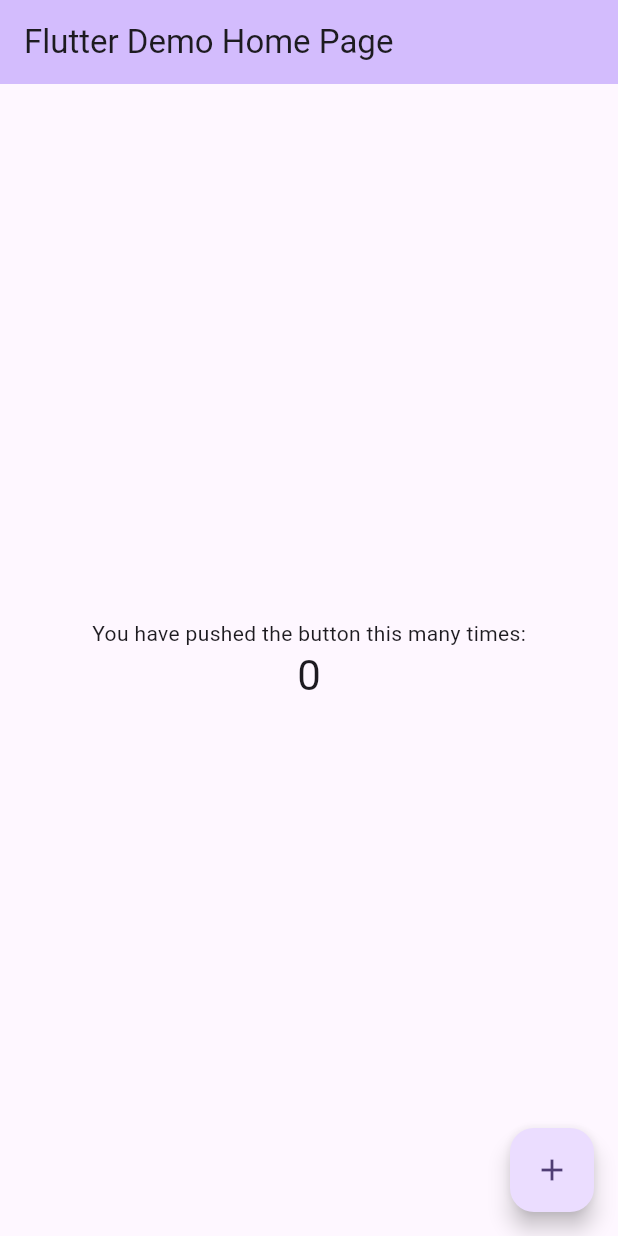
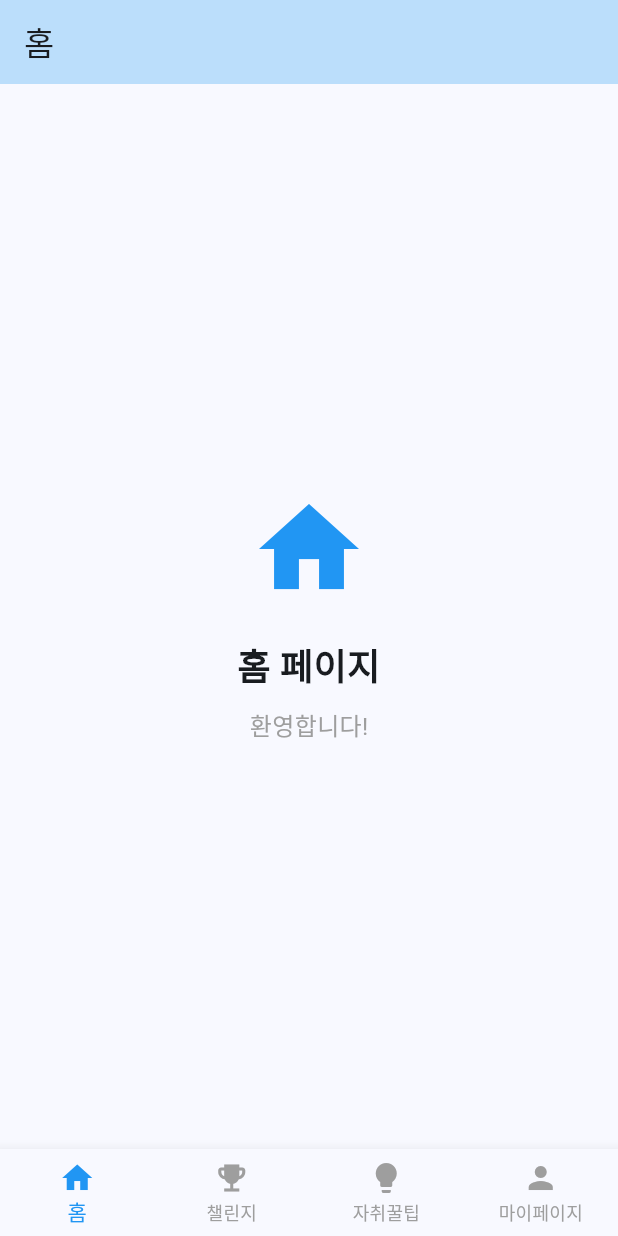
Before and after one commit to IIPA-K-PasS/FE, a Flutter app: the screen it shows after launch, on a phone screen of 412 x 824 dp. Run offline on Flutter 3.47's test engine with Material 3 defaults, Android fonts, the phone set to English and light mode, and no system bars.

Commit message:
feat:바텀바 구현 완료

```diff
--- a/lib/main.dart
+++ b/lib/main.dart
@@ -1,4 +1,8 @@
 import 'package:flutter/material.dart';
+import 'pages/home_page.dart';
+import 'pages/challenge_page.dart';
+import 'pages/tips_page.dart';
+import 'pages/profile_page.dart';
 
 void main() {
   runApp(const MyApp());
@@ -7,119 +11,71 @@ void main() {
 class MyApp extends StatelessWidget {
   const MyApp({super.key});
 
-  // This widget is the root of your application.
   @override
   Widget build(BuildContext context) {
     return MaterialApp(
-      title: 'Flutter Demo',
+      title: 'Billow',
       theme: ThemeData(
-        // This is the theme of your application.
-        //
-        // TRY THIS: Try running your application with "flutter run". You'll see
-        // the application has a purple toolbar. Then, without quitting the app,
-        // try changing the seedColor in the colorScheme below to Colors.green
-        // and then invoke "hot reload" (save your changes or press the "hot
-        // reload" button in a Flutter-supported IDE, or press "r" if you used
-        // the command line to start the app).
-        //
-        // Notice that the counter didn't reset back to zero; the application
-        // state is not lost during the reload. To reset the state, use hot
-        // restart instead.
-        //
-        // This works for code too, not just values: Most code changes can be
-        // tested with just a hot reload.
-        colorScheme: ColorScheme.fromSeed(seedColor: Colors.deepPurple),
+        colorScheme: ColorScheme.fromSeed(seedColor: Colors.blue),
         useMaterial3: true,
       ),
-      home: const MyHomePage(title: 'Flutter Demo Home Page'),
+      home: const MainNavigationPage(),
     );
   }
 }
 
-class MyHomePage extends StatefulWidget {
-  const MyHomePage({super.key, required this.title});
-
-  // This widget is the home page of your application. It is stateful, meaning
-  // that it has a State object (defined below) that contains fields that affect
-  // how it looks.
-
-  // This class is the configuration for the state. It holds the values (in this
-  // case the title) provided by the parent (in this case the App widget) and
-  // used by the build method of the State. Fields in a Widget subclass are
-  // always marked "final".
-
-  final String title;
+class MainNavigationPage extends StatefulWidget {
+  const MainNavigationPage({super.key});
 
   @override
-  State<MyHomePage> createState() => _MyHomePageState();
+  State<MainNavigationPage> createState() => _MainNavigationPageState();
 }
 
-class _MyHomePageState extends State<MyHomePage> {
-  int _counter = 0;
+class _MainNavigationPageState extends State<MainNavigationPage> {
+  int _selectedIndex = 0;
 
-  void _incrementCounter() {
+  final List<Widget> _pages = [
+    const HomePage(),
+    const ChallengePage(),
+    const TipsPage(),
+    const ProfilePage(),
+  ];
+
+  void _onItemTapped(int index) {
     setState(() {
-      // This call to setState tells the Flutter framework that something has
-      // changed in this State, which causes it to rerun the build method below
-      // so that the display can reflect the updated values. If we changed
-      // _counter without calling setState(), then the build method would not be
-      // called again, and so nothing would appear to happen.
-      _counter++;
+      _selectedIndex = index;
     });
   }
 
   @override
   Widget build(BuildContext context) {
-    // This method is rerun every time setState is called, for instance as done
-    // by the _incrementCounter method above.
-    //
-    // The Flutter framework has been optimized to make rerunning build methods
-    // fast, so that you can just rebuild anything that needs updating rather
-    // than having to individually change instances of widgets.
     return Scaffold(
-      appBar: AppBar(
-        // TRY THIS: Try changing the color here to a specific color (to
-        // Colors.amber, perhaps?) and trigger a hot reload to see the AppBar
-        // change color while the other colors stay the same.
-        backgroundColor: Theme.of(context).colorScheme.inversePrimary,
-        // Here we take the value from the MyHomePage object that was created by
-        // the App.build method, and use it to set our appbar title.
-        title: Text(widget.title),
+      body: _pages[_selectedIndex],
+      bottomNavigationBar: BottomNavigationBar(
+        type: BottomNavigationBarType.fixed,
+        currentIndex: _selectedIndex,
+        onTap: _onItemTapped,
+        selectedItemColor: Colors.blue,
+        unselectedItemColor: Colors.grey,
+        items: const [
+          BottomNavigationBarItem(
+            icon: Icon(Icons.home),
+            label: '홈',
+          ),
+          BottomNavigationBarItem(
+            icon: Icon(Icons.emoji_events),
+            label: '챌린지',
+          ),
+          BottomNavigationBarItem(
+            icon: Icon(Icons.lightbulb),
+            label: '자취꿀팁',
+          ),
+          BottomNavigationBarItem(
+            icon: Icon(Icons.person),
+            label: '마이페이지',
+          ),
+        ],
       ),
-      body: Center(
-        // Center is a layout widget. It takes a single child and positions it
-        // in the middle of the parent.
-        child: Column(
-          // Column is also a layout widget. It takes a list of children and
-          // arranges them vertically. By default, it sizes itself to fit its
-          // children horizontally, and tries to be as tall as its parent.
-          //
-          // Column has various properties to control how it sizes itself and
-          // how it positions its children. Here we use mainAxisAlignment to
-          // center the children vertically; the main axis here is the vertical
-          // axis because Columns are vertical (the cross axis would be
-          // horizontal).
-          //
-          // TRY THIS: Invoke "debug painting" (choose the "Toggle Debug Paint"
-          // action in the IDE, or press "p" in the console), to see the
-          // wireframe for each widget.
-          mainAxisAlignment: MainAxisAlignment.center,
-          children: <Widget>[
-            const Text(
-              'You have pushed the button this many times:',
-            ),
-            Text(
-              '$_counter',
-              style: Theme.of(context).textTheme.headlineMedium,
-            ),
-          ],
-        ),
-      ),
-      floatingActionButton: FloatingActionButton(
-        onPressed: _incrementCounter,
-        tooltip: 'Increment',
-        child: const Icon(Icons.add),
-      ), // This trailing comma makes auto-formatting nicer for build methods.
     );
   }
 }
--- /dev/null
+++ b/lib/pages/home_page.dart
@@ -0,0 +1,43 @@
+import 'package:flutter/material.dart';
+
+class HomePage extends StatelessWidget {
+  const HomePage({super.key});
+
+  @override
+  Widget build(BuildContext context) {
+    return Scaffold(
+      appBar: AppBar(
+        title: const Text('홈'),
+        backgroundColor: Colors.blue[100],
+      ),
+      body: const Center(
+        child: Column(
+          mainAxisAlignment: MainAxisAlignment.center,
+          children: [
+            Icon(
+              Icons.home,
+              size: 80,
+              color: Colors.blue,
+            ),
+            SizedBox(height: 20),
+            Text(
+              '홈 페이지',
+              style: TextStyle(
+                fontSize: 24,
+                fontWeight: FontWeight.bold,
+              ),
+            ),
+            SizedBox(height: 10),
+            Text(
+              '환영합니다!',
+              style: TextStyle(
+                fontSize: 16,
+                color: Colors.grey,
+              ),
+            ),
+          ],
+        ),
+      ),
+    );
+  }
+}
```
Also changed, not shown: lib/pages/challenge_page.dart (added, +43 -0 lines), lib/pages/profile_page.dart (added, +43 -0 lines), lib/pages/tips_page.dart (added, +43 -0 lines).
